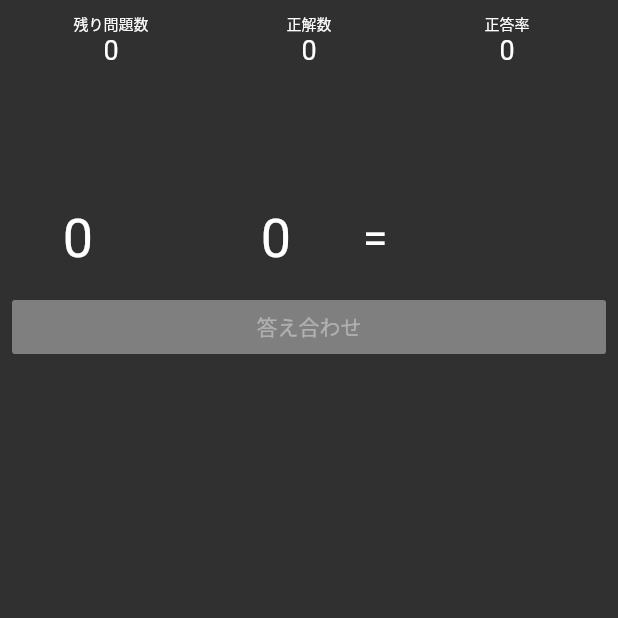
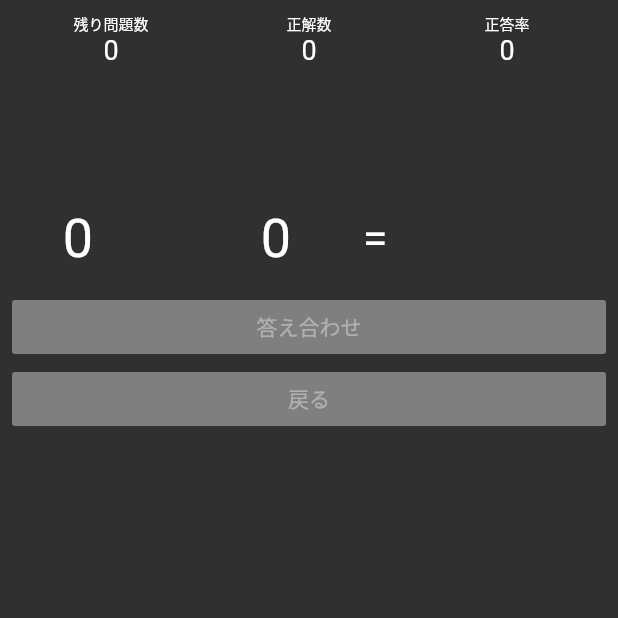
Before and after one commit to yuya0405/calc_training, a Flutter app: the screen it shows after launch, after a tap on "スタート", on a phone screen of 412 x 824 dp, the top half of it. Run offline on Flutter 3.47's test engine with Material 2 defaults, Android fonts, the phone set to English and light mode, and no system bars.

Commit message:
150:戻るボタンの実装

```diff
--- a/lib/screens/testScreen.dart
+++ b/lib/screens/testScreen.dart
@@ -153,6 +153,15 @@ class _TestScreenState extends State<TestScreen> {
 
   //戻るボタン
   Widget _backButton() {
-    return Container();
+    return Padding(
+      padding: const EdgeInsets.only(left: 8.0, right: 8.0),
+      child: SizedBox(
+        width: double.infinity,
+        child: RaisedButton(
+            onPressed: null,
+            child: Text("戻る", style: TextStyle(fontSize: 14.0),),
+        ),
+      ),
+    );
   }
 }
```
